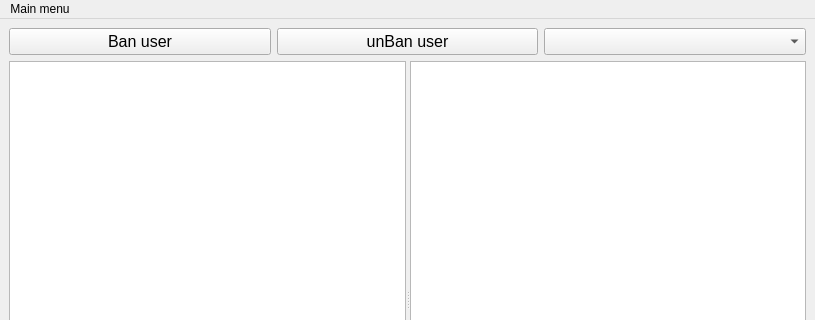
Qt form server/untitled/mainwindow.ui (Vasyap99/qt) before a commit; both pictures show x 0 to 815 and y 0 to 320 of the 815 by 568 pixel window.
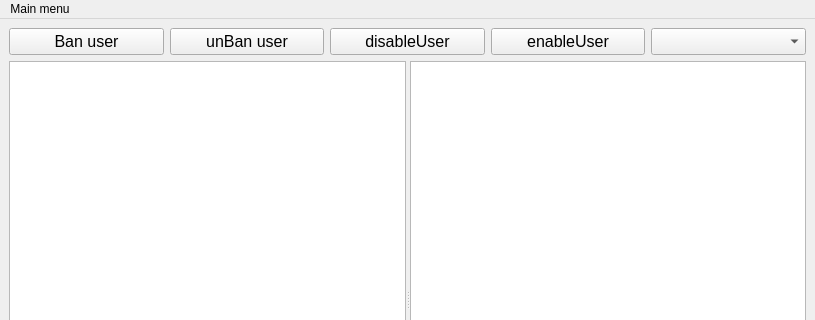
The same form after that commit.

What changed in the file:
```diff
--- a/server/untitled/mainwindow.ui
+++ b/server/untitled/mainwindow.ui
@@ -41,6 +41,30 @@
         </property>
        </widget>
       </item>
+      <item>
+       <widget class="QPushButton" name="disableButton">
+        <property name="font">
+         <font>
+          <pointsize>12</pointsize>
+         </font>
+        </property>
+        <property name="text">
+         <string>disableUser</string>
+        </property>
+       </widget>
+      </item>
+      <item>
+       <widget class="QPushButton" name="enableButton">
+        <property name="font">
+         <font>
+          <pointsize>12</pointsize>
+         </font>
+        </property>
+        <property name="text">
+         <string>enableUser</string>
+        </property>
+       </widget>
+      </item>
       <item>
        <widget class="QComboBox" name="usersBox">
         <property name="font">
```
